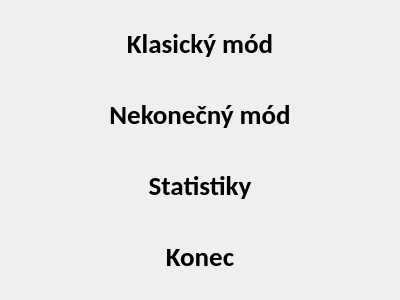
Old version of the form menu.ui in the repository jjunior776/Barvicky.
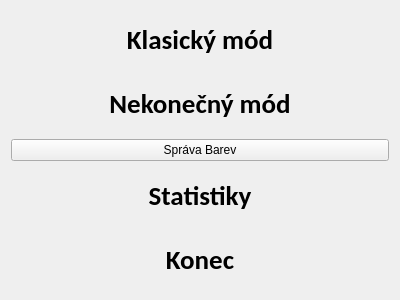
New version of the form.

The edit to the form file:
```diff
--- a/menu.ui
+++ b/menu.ui
@@ -62,6 +62,13 @@
      </property>
     </widget>
    </item>
+   <item>
+    <widget class="QPushButton" name="barvyBtn">
+     <property name="text">
+      <string>Správa Barev</string>
+     </property>
+    </widget>
+   </item>
    <item>
     <widget class="QPushButton" name="statistikyBtn">
      <property name="sizePolicy">
```
